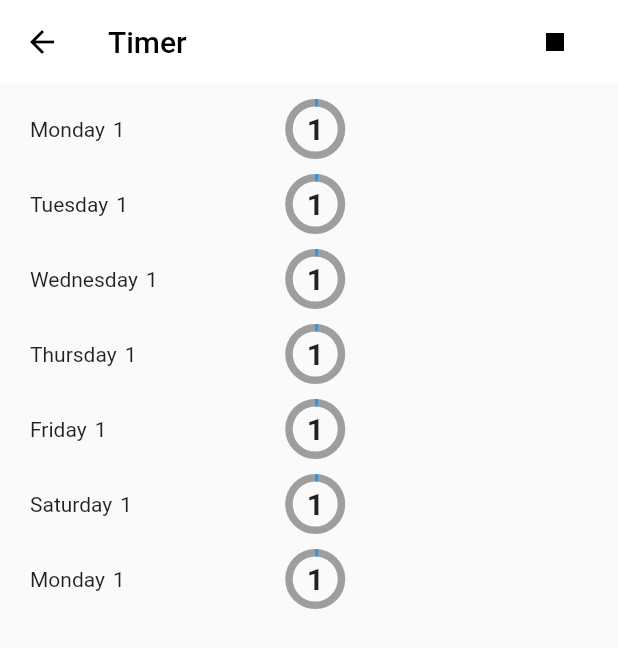
After one commit to syedwaleednawaz000/firebase_notification, a Flutter app: the TimerScreen screen opened directly, after a tap on the "stop" icon, on a phone screen of 412 x 824 dp. The commit adds this screen. Shown: the top 648 px of the screen. Run offline on Flutter 3.47's test engine with Material 2 defaults, Android fonts, the phone set to English and light mode, and no system bars; drawn by our look-alikes of percent_indicator; our stand-ins replace cloud_firestore, firebase_core, firebase_messaging, flutter_local_notifications, get; accounts and stored records are empty.

Commit message:
add overall concept

```diff
--- a/lib/main.dart
+++ b/lib/main.dart
@@ -3,6 +3,8 @@ import 'package:firebase_messaging/firebase_messaging.dart';
 import 'package:flutter/material.dart';
 import 'package:get/get.dart';
 import 'package:push_notification/view/login.dart';
+
+import 'view/timerscreen.dart';
 
 void main() async{
   WidgetsFlutterBinding.ensureInitialized();
@@ -19,6 +21,7 @@ class MyApp extends StatelessWidget {
   @override
   Widget build(BuildContext context) {
     return const GetMaterialApp(
+      debugShowCheckedModeBanner: false,
       title: 'Push Notification',
       home: LogIn(),
     );
--- /dev/null
+++ b/lib/view/timerscreen.dart
@@ -0,0 +1,140 @@
+import 'dart:async';
+
+import 'package:flutter/material.dart';
+import 'package:percent_indicator/circular_percent_indicator.dart';
+
+class TimerScreen extends StatefulWidget {
+  const TimerScreen({Key? key}) : super(key: key);
+
+  @override
+  State<TimerScreen> createState() => _TimerScreenState();
+}
+
+class _TimerScreenState extends State<TimerScreen> {
+  Timer? _timer = Timer(const Duration(microseconds: 0), (){});
+  int _start = 0;
+  List<String> weeklyDays = [
+    'Monday',
+    'Tuesday',
+    'Wednesday',
+    'Thursday',
+    'Friday',
+    'Saturday',
+    'Monday',
+  ];
+  List<dynamic> percentValue = [];
+  void stop(){
+    if(_timer != null){
+      setState(() {
+        // _start = 0;
+        _timer!.cancel();
+      });
+    }
+  }
+  void startTimer() {
+    const oneSec = Duration(seconds: 1);
+    // _start = 0;
+    _timer = Timer.periodic(
+      oneSec,
+      (Timer timer) {
+        // for(int index = 0 ; index < weeklyDays.length ; index++){
+          if (_start >= 60) {
+            setState(() {
+              timer.cancel();
+            });
+          } else {
+            setState(() {
+              percentValue.add(_start);
+              _start++;
+            });
+          }
+        // }
+      },
+    );
+  }
+
+  @override
+  Widget build(BuildContext context) {
+    var timerValue = _start / 60;
+    var timerValueSecond = timerValue * 1;
+    return Scaffold(
+      appBar: AppBar(
+        backgroundColor: Colors.white,
+        iconTheme: IconThemeData(color: Colors.black),
+        elevation: 0,
+        title: const Text(
+          "Timer",
+          style: TextStyle(color: Colors.black),
+        ),
+        actions: [
+          GestureDetector(
+              onTap: () {
+                _timer!.isActive ? stop() :startTimer();
+              },
+              child: _timer!.isActive ? Icon(Icons.stop): Icon(Icons.play_circle_fill)),
+          const SizedBox(
+            width: 10,
+          ),
+
+          const SizedBox(
+            width: 20,
+          )
+        ],
+      ),
+      body: SingleChildScrollView(
+        physics: const BouncingScrollPhysics(),
+        child: Container(
+          padding: EdgeInsets.only(left: 20, right: 20, top: 10),
+          width: double.infinity,
+          child: Column(
+            mainAxisAlignment: MainAxisAlignment.start,
+            crossAxisAlignment: CrossAxisAlignment.center,
+            children: [
+              ListView.builder(
+                  itemCount: weeklyDays.length,
+                  physics: NeverScrollableScrollPhysics(),
+                  shrinkWrap: true,
+                  itemBuilder: ((context, index) {
+
+                    return Container(
+                      margin: const EdgeInsets.only(bottom: 10),
+                      width: double.infinity,
+                      child: Center(
+                        child: Row(
+                          children: [
+                            Container(
+                              width: MediaQuery.of(context).size.width*0.4,
+                              child: Row(
+                                children: [
+                                  Text(weeklyDays[index]),
+                                  SizedBox(width: MediaQuery.of(context).size.width*0.013,),
+                                  Text(_start.toString()),
+                                ],
+                              ),
+                            ),
+                            SizedBox(width: MediaQuery.of(context).size.width*0.013,),
+                            CircularPercentIndicator(
+                              radius: 20.0,
+                              backgroundColor: Colors.grey,
+                              progressColor: Colors.blue,
+                              lineWidth: 5.0,
+                              percent: timerValueSecond,
+                              center: Text(
+                                _start.toString(),
+                                style: TextStyle(
+                                    fontWeight: FontWeight.bold,
+                                    fontSize: 20.0),
+                              ),
+                            )
+                          ],
+                        ),
+                      ),
+                    );
+                  }))
+            ],
+          ),
+        ),
+      ),
+    );
+  }
+}
--- a/pubspec.yaml
+++ b/pubspec.yaml
@@ -40,6 +40,8 @@ dependencies:
   flutter_local_notifications: ^13.0.0
   cloud_firestore: ^4.3.1
   http: ^0.13.5
+  percent_indicator: ^4.2.2
+  quiver: ^3.2.1
   firebase_core: ^2.4.1
   get:
 
```
Also changed, not shown: lib/view/login.dart (+92 -17 lines), pubspec.lock.
